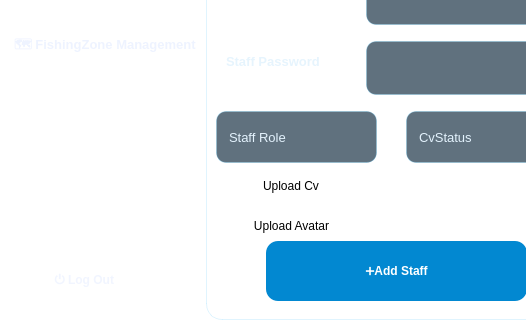
First picture: the form in staff CRUD/Bort.ui, repository fatmaelmili/Smart-fishing-port-application, before the edit; both pictures show x 0 to 526 and y 409 to 729 of the 1017 by 729 pixel window.
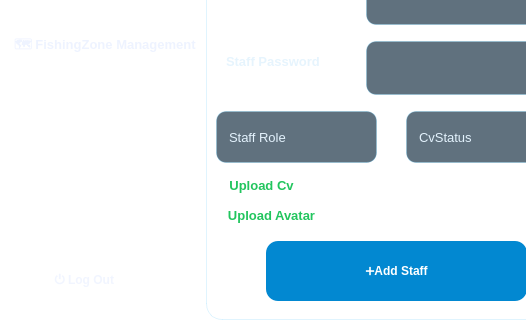
Second picture: the form after the edit. The open tabs and pages were chosen to show the change. Icons and pictures are not drawn.

```diff
--- a/staff CRUD/Bort.ui
+++ b/staff CRUD/Bort.ui
@@ -4871,33 +4871,26 @@
     height: 0;
 }
 
-/* ================================================= */
-/* ================= BUTTONS ======================= */
-/* ================================================= */
-
-
-#cvanalysebtn,
-#staticbtn,
-#uploadcvbtn,
-#uploadAvatarbtn,
-#exportpdfstaffbtn {
-    background-color: rgba(20, 60, 95, 0.9);
-    border: 1px solid rgba(79, 195, 247, 0.4);
-    border-radius: 12px;
-    color: #e3f2fd;
-    padding: 10px 16px;
-    font-weight: 600;
+/* ===== LINK STYLE BUTTONS ===== */
+#ubploacvbtn,
+#ubploaAvatarbtn {
+    background: transparent;
+    border: none;
+    color: #22C55E; /* bleu clair moderne */
+    font-size: 13px;
+    font-weight: 700;
 }
 
-#uploadcvbtn:hover,
-#uploadAvatarbtn:hover,
-#cvanalysebtn:hover,
-#staticbtn:hover,
-#exportpdfstaffbtn:hover {
-    background-color: rgba(79, 195, 247, 0.35);
-    color: white;
+#ubploacvbtn:hover,
+#ubploaAvatarbtn:hover {
+    color: #4ADE80; /* bleu glow */
+    border-bottom: 1px solid #7DD3FC;
 }
 
+#ubploacvbtn:pressed,
+#ubploaAvatarbtn:pressed {
+    color: #0284C7;
+}
 /* ===== DELETE BUTTON ===== */
 #deletestaffbtn {
     background-color: rgba(183, 28, 28, 0.9);
@@ -4969,6 +4962,38 @@
     color: rgba(234,240,255,0.45);
     border: 1px solid rgba(120,160,200,0.15);
 }
+/* ===== DROPDOWN LIST ===== */
+QComboBox QAbstractItemView {
+    background-color: #0A2236; /* fond solide */
+    color: #E3F2FD;
+    border: 1px solid #4FC3F7;
+    border-radius: 8px;
+    padding: 4px;
+    selection-background-color: #4FC3F7;
+    selection-color: #001018;
+}
+
+/* Hover item */
+QComboBox QAbstractItemView::item:hover {
+    background-color: rgba(79,195,247,0.25);
+}
+
+/* Selected item */
+QComboBox QAbstractItemView::item:selected {
+    background-color: #4FC3F7;
+    color: #001018;
+}
+#cvanalysebtn, #staticbtn, #exportpdfstaffbtn { 
+background-color: rgba(20, 60, 95, 0.9);
+border: 1px solid rgba(79, 195, 247, 0.4); 
+border-radius: 12px; 
+color: #e3f2fd; 
+padding: 10px 16px; 
+font-weight: 600; }  
+#cvanalysebtn:hover, #staticbtn:hover, #exportpdfstaffbtn:hover
+ { background-color: rgba(79, 195, 247, 0.35);
+ color: white; 
+}
 </string>
      </property>
      <widget class="QWidget" name="layoutWidget">
@@ -5507,9 +5532,9 @@
                <widget class="QPushButton" name="ubploacvbtn">
                 <property name="geometry">
                  <rect>
-                  <x>30</x>
+                  <x>-10</x>
                   <y>460</y>
-                  <width>90</width>
+                  <width>111</width>
                   <height>29</height>
                  </rect>
                 </property>
@@ -5566,8 +5591,8 @@
                <widget class="QPushButton" name="ubploaAvatarbtn">
                 <property name="geometry">
                  <rect>
-                  <x>10</x>
-                  <y>500</y>
+                  <x>-10</x>
+                  <y>490</y>
                   <width>131</width>
                   <height>29</height>
                  </rect>
```
Left out of the diff: 141 changed lines with no effect on the pictures.
